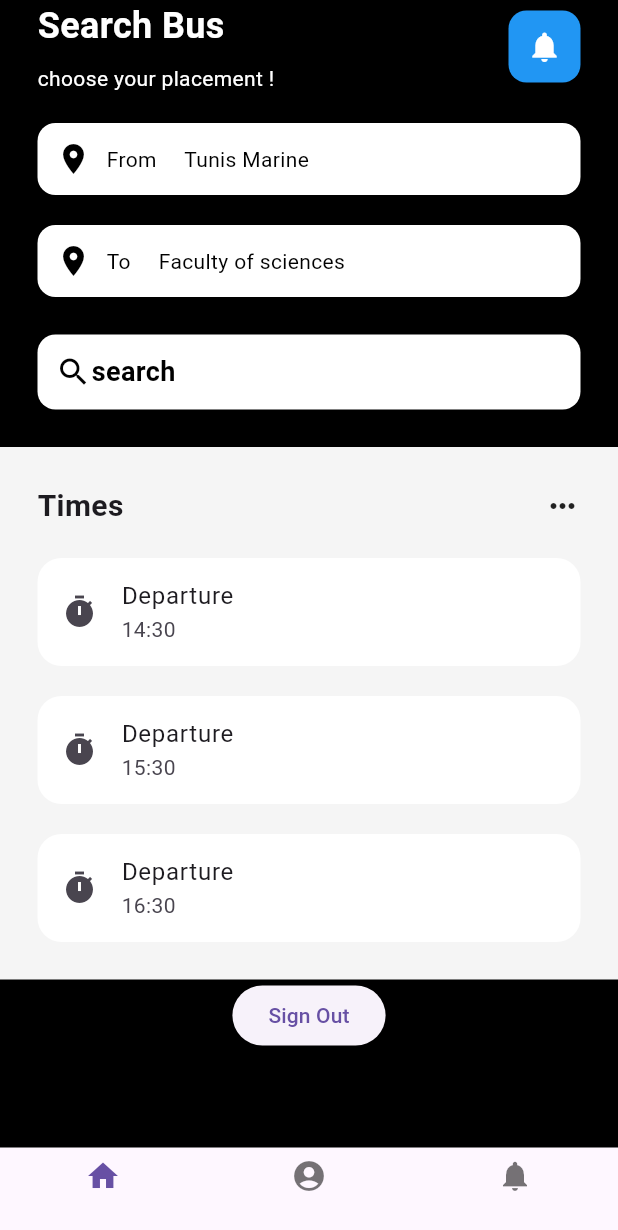
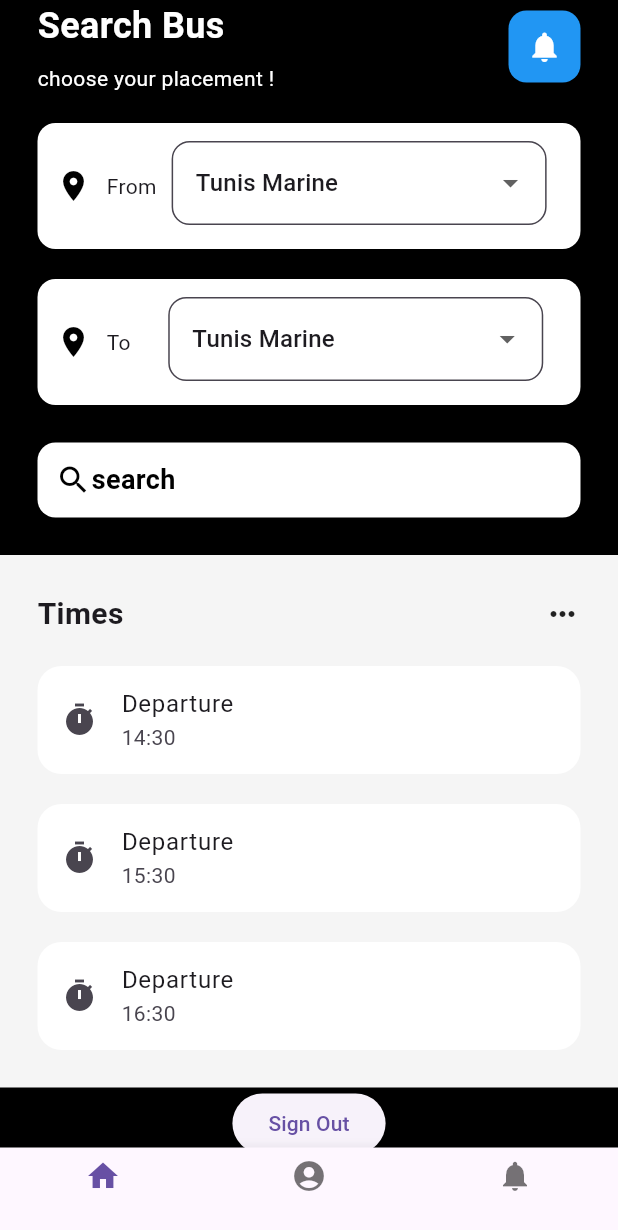
Before and after one commit to MahMawd/unitransit_app_1, a Flutter app: the HomePage screen opened directly, on a phone screen of 412 x 824 dp. Shown: the top 1230 px of the screen. Run offline on Flutter 3.47's test engine with Material 3 defaults, Android fonts, the phone set to English and light mode, and no system bars; our stand-ins replace cloud_firestore, firebase_auth, firebase_core; accounts and stored records are empty.

Commit message:
dropdown menu accueil etudiant

```diff
--- a/lib/pages/page_accueil_etudiant.dart
+++ b/lib/pages/page_accueil_etudiant.dart
@@ -2,9 +2,17 @@ import 'package:firebase_auth/firebase_auth.dart';
 import 'package:flutter/material.dart';
 import 'package:unitransit_app_1/pages/page_authentification.dart';
 
-class HomePage extends StatelessWidget{
-  const HomePage({Key? key}) : super(key: key);
+class HomePage extends StatefulWidget{
+  HomePage({super.key});
 
+  @override
+  State<HomePage> createState() => _HomePageState();
+}
+
+class _HomePageState extends State<HomePage> {
+  List<String> stations = ['Tunis Marine', 'Station 2', 'Station 3', 'Station 4']; // Add your station names here
+
+    String selectedStation = 'Tunis Marine'; // Initially select the first station
   @override
   Widget build(BuildContext context){
     return  Scaffold(
@@ -18,7 +26,6 @@ class HomePage extends StatelessWidget{
         child: SingleChildScrollView(
           child: Column(
             children: [
-
              Padding(
                padding: const EdgeInsets.symmetric(horizontal: 25.0),
                child: Column(
@@ -63,62 +70,108 @@ class HomePage extends StatelessWidget{
                 ],
                ),
                //bch tba3d choose your placement al box loc
-              const SizedBox(
-                height: 20,
-               ),
+              const SizedBox(height: 20,),
                //box locationn
               Container(
+                width: 400,
                 decoration: BoxDecoration(
                   color: Colors.white,
                   borderRadius: BorderRadius.circular(12),
                 ),
-                padding: const EdgeInsets.all(12), //el kober mta3 box from
-                // fi west box fih location
-                child: const Row(
-                  children: [
-                    Icon(
+                padding: const EdgeInsets.all(12),
+                    child:Row(
+                      children: <Widget>[
+                        const Icon(
                       Icons.location_on,
                       color: Colors.black),
-                      SizedBox(
-                        width:10,
+                     const SizedBox(width:10,),
+                      const Text("From"),
+                      const SizedBox(width:10,),
+                        Container(
+                          height: 60.0,
+                          width: 250.0,
+                          child: ButtonTheme(
+                            alignedDropdown: true,
+                            child: DropdownButtonFormField<String>(
+                              isExpanded: true,
+                              decoration: const InputDecoration(
+                                border: OutlineInputBorder(
+                                  borderRadius: BorderRadius.all(Radius.circular(12.0),)
                                 ),
-                    Text('From     Tunis Marine',
-                    style: TextStyle(
-                      color: Colors.black,
+                                fillColor: Colors.white,
+                                filled: true,
+                              ),
+                              value: selectedStation,
+                              onChanged: (String? newValue) {
+                                if (newValue != null) {
+                                  setState(() {
+                                    selectedStation = newValue;
+                                    });
+                                  }
+                                },
+                                items: stations.map<DropdownMenuItem<String>>((String value) {
+                                  return DropdownMenuItem<String>(
+                                    value: value,
+                                    child: Text(value),
+                                    );
+                                  }).toList(),
+                              ),
                           ),
                         ),
                       ],
                     ),
+
               ),
-
-
-                         const SizedBox(
-                height: 20,
-                         ),
-
-
+              const SizedBox(height: 20,),
               Container(
+                width: 400,
                 decoration: BoxDecoration(
                   color: Colors.white,
                   borderRadius: BorderRadius.circular(12),
                 ),
-                padding: const EdgeInsets.all(12), //el kober mta3 box from
-                // fi west box fih location
-                child: const Row(
-                  children: [
-                    Icon(
+                padding: const EdgeInsets.all(12),
+                    child:Row(
+                      children: <Widget>[
+                        const Icon(
                       Icons.location_on,
                       color: Colors.black),
-                     SizedBox(
-                        width:10,
+                     const SizedBox(width:10,),
+                      const Text("To"),
+                      const SizedBox(width:25,),
+                        Container(
+                          height: 60.0,
+                          width: 250.0,
+                          child: ButtonTheme(
+                            alignedDropdown: true,
+                            child: DropdownButtonFormField<String>(
+                              isExpanded: true,
+                              decoration: const InputDecoration(
+                                border: OutlineInputBorder(
+                                  borderRadius: BorderRadius.all(Radius.circular(12.0),)
                                 ),
-                    Text('To     Faculty of sciences',
-                    style: TextStyle(
-                      color: Colors.black,
+                                fillColor: Colors.white,
+                                filled: true,
+                              ),
+                              value: selectedStation,
+                              onChanged: (String? newValue) {
+                                if (newValue != null) {
+                                  setState(() {
+                                    selectedStation = newValue;
+                                    });
+                                  }
+                                },
+                                items: stations.map<DropdownMenuItem<String>>((String value) {
+                                  return DropdownMenuItem<String>(
+                                    value: value,
+                                    child: Text(value),
+                                    );
+                                  }).toList(),
+                              ),
                           ),
                         ),
                       ],
                     ),
+
               ),
 
                          const SizedBox(
@@ -220,11 +273,9 @@ class HomePage extends StatelessWidget{
                   ],
                 ),
               ),
-
-
             ),
-
-            ElevatedButton(
+            Container(
+              child: ElevatedButton(
                   onPressed: () async {
                     try {
                       await FirebaseAuth.instance.signOut();
@@ -235,11 +286,11 @@ class HomePage extends StatelessWidget{
                   },
                   child: const Text('Sign Out'),
                 ),
+            ),
             ],
           ),
         ),
       )
     );
   }
-
 }
```
Lines whose indentation alone changed are shown as unchanged.
